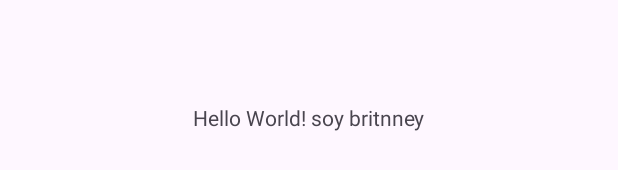
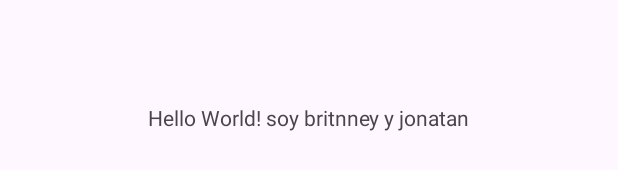
Before and after one commit to JonatanYesidMedinaViafara/App-Dog-Movil, an Android app: the layout activity_main.xml on its own in the app's theme, with its tools: preview values and no code run, on a phone screen of 412 x 824 dp. Shown: the part 501-671 px from the top of the screen. Run offline under Robolectric (Android 15) with nearby library versions, the phone set to English and light mode, and no system bars.

Commit message:
ensayo de rama

```diff
--- a/app/src/main/res/layout/activity_main.xml
+++ b/app/src/main/res/layout/activity_main.xml
@@ -10,7 +10,7 @@
     <TextView
         android:layout_width="wrap_content"
         android:layout_height="wrap_content"
-        android:text="Hello World! soy britnney"
+        android:text="Hello World! soy britnney y jonatan"
         app:layout_constraintBottom_toBottomOf="parent"
         app:layout_constraintEnd_toEndOf="parent"
         app:layout_constraintStart_toStartOf="parent"
```
